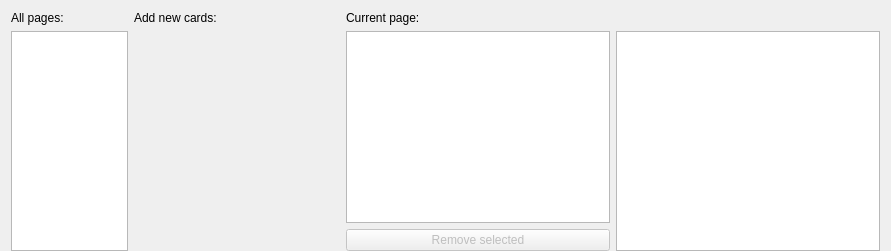
Old version of the form mtg_proxy_printer/resources/ui/central_widget/columnar.ui in the repository luziferius/MTGProxyPrinter.
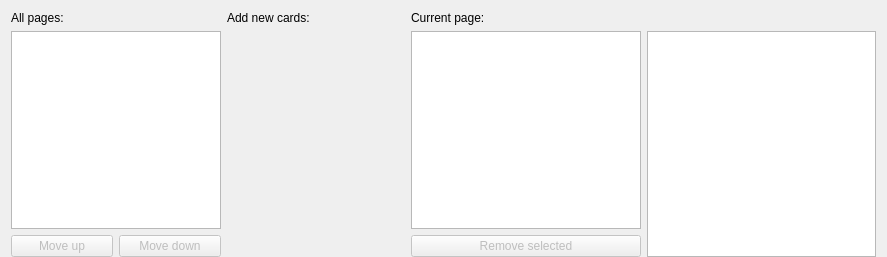
New version of the form. Icons and pictures are not drawn. Custom widgets are drawn as their Qt base class.

Commit message:
WIP implementation re-ordering pages using push-buttons below the page list . This does not rely on drag&drop, and having the buttons as a secondary option is good for usability.
FossilOrigin-Name: aadf336d9b5ce800674ac560a56051c22b024e8b9657fa521cb9236c0d17ade2

Patch:
```diff
--- a/mtg_proxy_printer/resources/ui/central_widget/columnar.ui
+++ b/mtg_proxy_printer/resources/ui/central_widget/columnar.ui
@@ -2,43 +2,46 @@
 <ui version="4.0">
  <class>ColumnarCentralWidget</class>
  <widget class="QWidget" name="ColumnarCentralWidget">
+  <property name="geometry">
+   <rect>
+    <x>0</x>
+    <y>0</y>
+    <width>887</width>
+    <height>257</height>
+   </rect>
+  </property>
   <layout class="QGridLayout" name="gridLayout">
    <property name="bottomMargin">
     <number>0</number>
    </property>
-   <item row="0" column="1">
-    <widget class="QLabel" name="add_card_widget_label">
+   <item row="7" column="0">
+    <widget class="QPushButton" name="page_move_up">
+     <property name="enabled">
+      <bool>false</bool>
+     </property>
      <property name="text">
-      <string>Add new cards:</string>
+      <string>Move up</string>
      </property>
     </widget>
    </item>
-   <item row="4" column="0" rowspan="3">
-    <widget class="QListView" name="document_view">
+   <item row="0" column="3" colspan="2">
+    <widget class="QLabel" name="page_view_label">
+     <property name="text">
+      <string>Current page:</string>
+     </property>
+    </widget>
+   </item>
+   <item row="4" column="2" rowspan="4">
+    <widget class="VerticalAddCardWidget" name="add_card_widget" native="true">
      <property name="sizePolicy">
       <sizepolicy hsizetype="Expanding" vsizetype="Expanding">
-       <horstretch>4</horstretch>
+       <horstretch>7</horstretch>
        <verstretch>1</verstretch>
       </sizepolicy>
      </property>
-     <property name="dragDropMode">
-      <enum>QAbstractItemView::DragDropMode::InternalMove</enum>
-     </property>
-     <property name="defaultDropAction">
-      <enum>Qt::DropAction::MoveAction</enum>
-     </property>
-     <property name="alternatingRowColors">
-      <bool>true</bool>
-     </property>
-     <property name="selectionMode">
-      <enum>QAbstractItemView::SelectionMode::SingleSelection</enum>
-     </property>
-     <property name="selectionBehavior">
-      <enum>QAbstractItemView::SelectionBehavior::SelectRows</enum>
-     </property>
     </widget>
    </item>
-   <item row="4" column="3" rowspan="3">
+   <item row="4" column="4" rowspan="4">
     <widget class="PageRenderer" name="page_renderer">
      <property name="sizePolicy">
       <sizepolicy hsizetype="Expanding" vsizetype="Expanding">
@@ -54,7 +57,27 @@
      </property>
     </widget>
    </item>
-   <item row="4" column="2" rowspan="2">
+   <item row="7" column="3">
+    <widget class="QPushButton" name="delete_selected_images_button">
+     <property name="enabled">
+      <bool>false</bool>
+     </property>
+     <property name="text">
+      <string>Remove selected</string>
+     </property>
+     <property name="icon">
+      <iconset theme="edit-delete"/>
+     </property>
+    </widget>
+   </item>
+   <item row="0" column="2">
+    <widget class="QLabel" name="add_card_widget_label">
+     <property name="text">
+      <string>Add new cards:</string>
+     </property>
+    </widget>
+   </item>
+   <item row="4" column="3" rowspan="3">
     <widget class="PageCardTableView" name="page_card_table_view">
      <property name="sizePolicy">
       <sizepolicy hsizetype="Expanding" vsizetype="Expanding">
@@ -79,43 +102,54 @@
      </attribute>
     </widget>
    </item>
-   <item row="6" column="2">
-    <widget class="QPushButton" name="delete_selected_images_button">
+   <item row="7" column="1">
+    <widget class="QPushButton" name="page_move_down">
      <property name="enabled">
       <bool>false</bool>
      </property>
      <property name="text">
-      <string>Remove selected</string>
+      <string>Move down</string>
      </property>
      <property name="icon">
       <iconset theme="edit-delete"/>
      </property>
     </widget>
    </item>
-   <item row="0" column="0">
+   <item row="4" column="0" rowspan="3" colspan="2">
+    <widget class="QListView" name="document_view">
+     <property name="sizePolicy">
+      <sizepolicy hsizetype="Expanding" vsizetype="Expanding">
+       <horstretch>4</horstretch>
+       <verstretch>1</verstretch>
+      </sizepolicy>
+     </property>
+     <property name="dragDropOverwriteMode">
+      <bool>false</bool>
+     </property>
+     <property name="dragDropMode">
+      <enum>QAbstractItemView::DragDropMode::InternalMove</enum>
+     </property>
+     <property name="defaultDropAction">
+      <enum>Qt::DropAction::MoveAction</enum>
+     </property>
+     <property name="alternatingRowColors">
+      <bool>true</bool>
+     </property>
+     <property name="selectionMode">
+      <enum>QAbstractItemView::SelectionMode::SingleSelection</enum>
+     </property>
+     <property name="selectionBehavior">
+      <enum>QAbstractItemView::SelectionBehavior::SelectRows</enum>
+     </property>
+    </widget>
+   </item>
+   <item row="0" column="0" colspan="2">
     <widget class="QLabel" name="document_view_label">
      <property name="text">
       <string>All pages:</string>
      </property>
     </widget>
    </item>
-   <item row="4" column="1" rowspan="3">
-    <widget class="VerticalAddCardWidget" name="add_card_widget" native="true">
-     <property name="sizePolicy">
-      <sizepolicy hsizetype="Expanding" vsizetype="Expanding">
-       <horstretch>7</horstretch>
-       <verstretch>1</verstretch>
-      </sizepolicy>
-     </property>
-    </widget>
-   </item>
-   <item row="0" column="2" colspan="2">
-    <widget class="QLabel" name="page_view_label">
-     <property name="text">
-      <string>Current page:</string>
-     </property>
-    </widget>
-   </item>
   </layout>
  </widget>
  <customwidgets>
```
Left out of the diff: 5 changed lines with no effect on the pictures. The commit also changes 7 other files.
